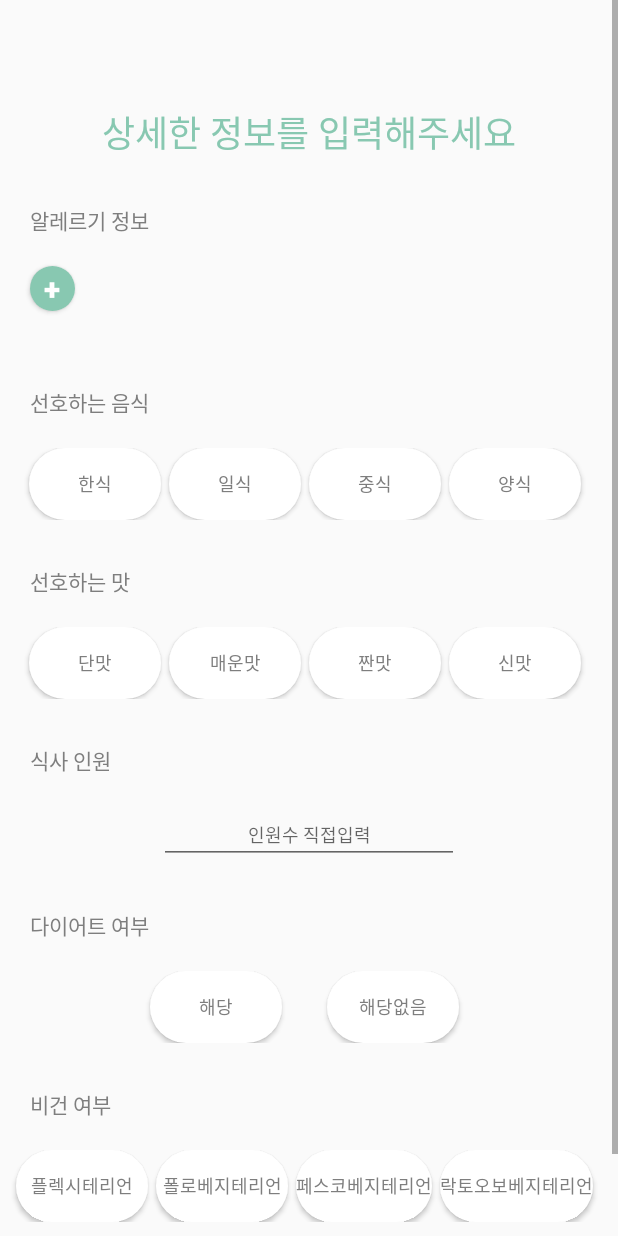
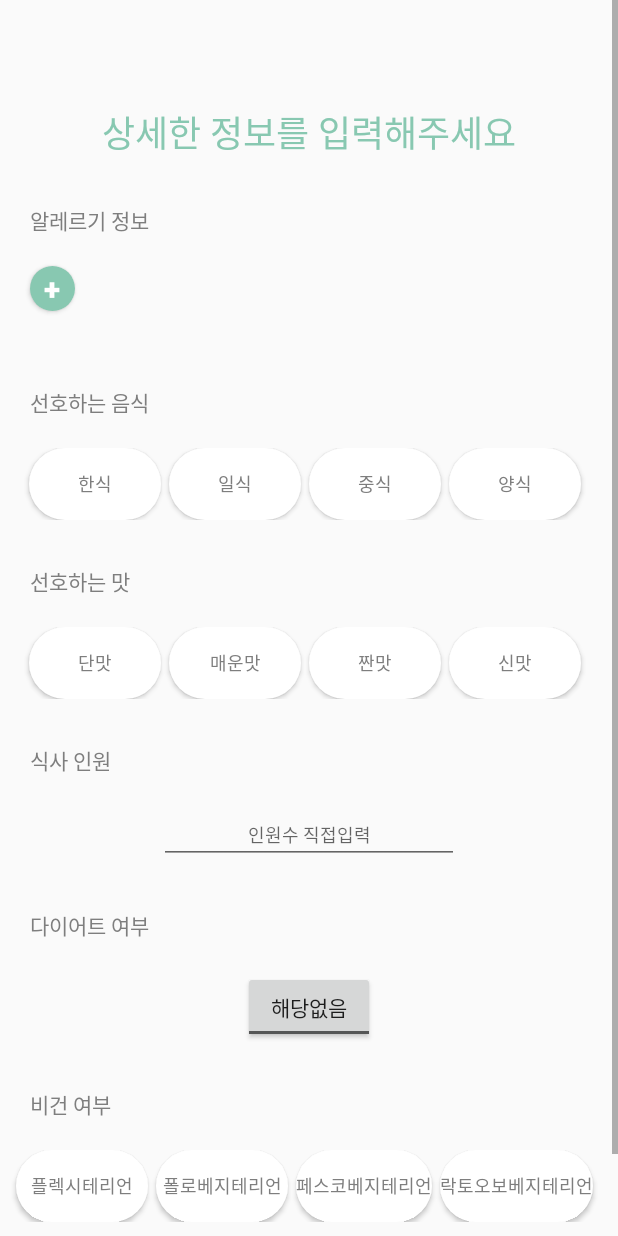
Before and after one commit to hj1016/ChatMENUAndroid, an Android app: the FilteringActivity screen opened directly, with no data from a screen before it, on a phone screen of 412 x 824 dp. Run offline under Robolectric (Android 15) with nearby library versions, the phone set to English and light mode, and no system bars.

Commit message:
다이어트 여부 토글버튼 변경

```diff
--- a/app/src/main/res/layout/activity_filtering.xml
+++ b/app/src/main/res/layout/activity_filtering.xml
@@ -264,36 +264,15 @@
                 android:layout_marginTop="20dp"
                 android:layout_weight="1">
 
-                <android.widget.Button
-                    android:id="@+id/button_ft_diet"
-                    android:layout_marginRight="30dp"
+                <ToggleButton
+                    android:id="@+id/toggleButton"
                     android:layout_width="wrap_content"
                     android:layout_height="wrap_content"
-                    android:layout_gravity="center"
-                    android:background="@drawable/button_selector"
-                    android:elevation="4dp"
-                    android:fontFamily="@font/pretendardextrabold"
-                    android:textSize="12sp"
-                    android:textColor="@drawable/text_color_selector"
-                    android:text="해당"
-                    android:onClick="onButtonClick" />
-
-                <android.widget.Button
-                    android:id="@+id/button_ft_nodiet"
-                    android:layout_width="wrap_content"
-                    android:layout_height="wrap_content"
-                    android:layout_marginRight="5dp"
-                    android:layout_gravity="center"
-                    android:background="@drawable/button_selector"
-                    android:elevation="4dp"
-                    android:fontFamily="@font/pretendardextrabold"
-                    android:textSize="12sp"
-                    android:textColor="@drawable/text_color_selector"
-                    android:text="해당없음"
-                    android:onClick="onButtonClick" />
-
+                    android:textOn="해당"
+                    android:textOff="해당없음" />
             </LinearLayout>
         </LinearLayout>
+
         <LinearLayout
             android:layout_width="match_parent"
             android:layout_height="wrap_content"
```
